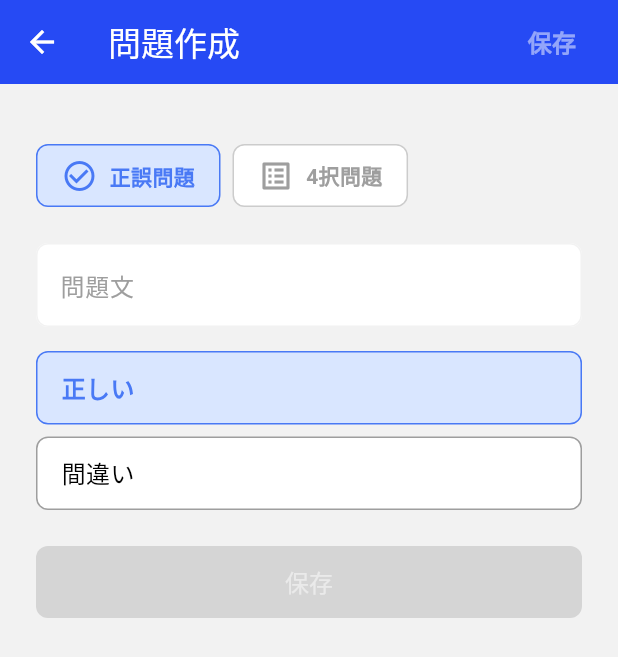
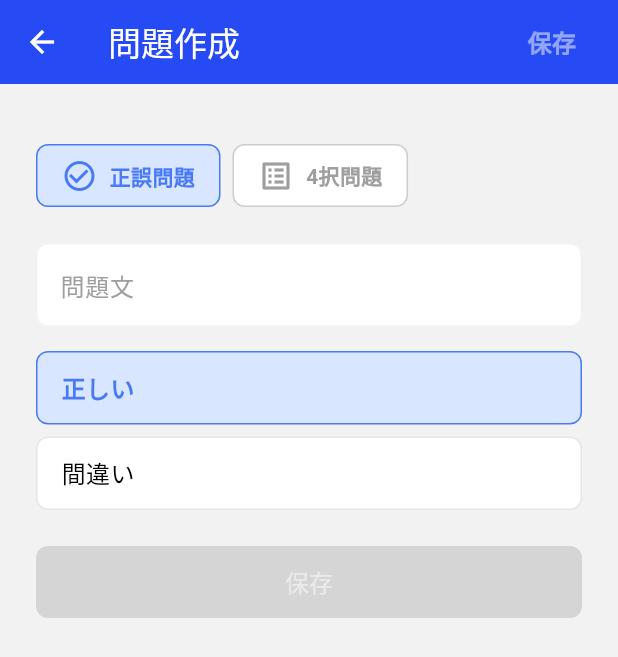
Before and after one commit to yuki-mats/anki_repaso, a Flutter app: the QuestionCreationPage screen opened directly with empty values, on a phone screen of 412 x 824 dp. Shown: the top 657 px of the screen. Run offline on Flutter 3.47's test engine with Material 3 defaults, Android fonts, the phone set to English and light mode, and no system bars; our stand-ins replace cloud_firestore, csv, file_picker, firebase_auth, firebase_core, google_sign_in and 1 more; accounts and stored records are empty.

Commit message:
grey100に変更

```diff
--- a/lib/question_add_page.dart
+++ b/lib/question_add_page.dart
@@ -303,7 +303,7 @@ class _QuestionCreationPageState extends State<QuestionCreationPage> {
           color: isSelected ? AppColors.blue100 : Colors.white,
           borderRadius: BorderRadius.circular(8),
           border: Border.all(
-            color: isSelected ? AppColors.blue500 : Colors.grey,
+            color: isSelected ? AppColors.blue500 : AppColors.gray100,
             width: 1.0,
           ),
         ),
```
